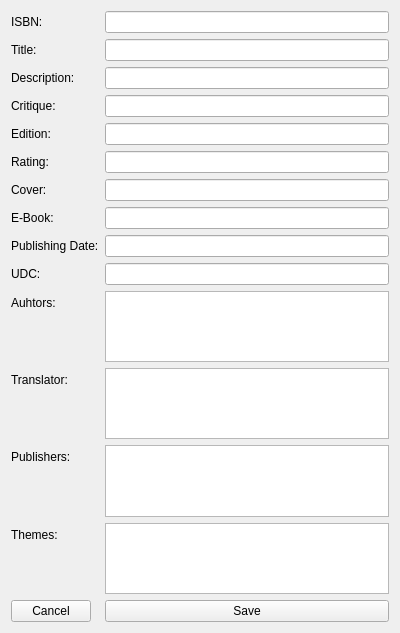
Above: src/gui/UI/BookForm.ui from jgastal/plivros before the change. Below: the same form after it.
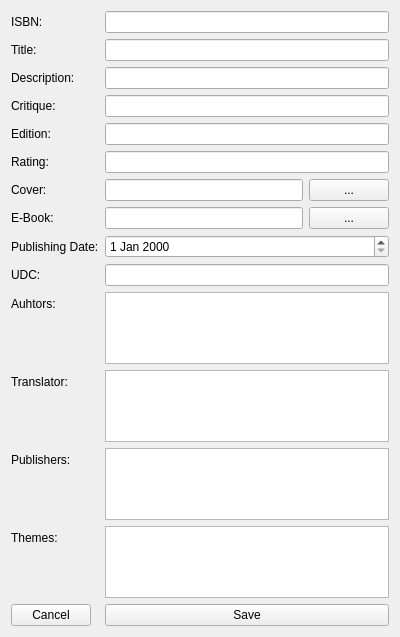
That is the form after the change.

Commit message: Adds form to add books.

The edit to the form file:
```diff
--- a/src/gui/UI/BookForm.ui
+++ b/src/gui/UI/BookForm.ui
@@ -7,7 +7,7 @@
     <x>0</x>
     <y>0</y>
     <width>400</width>
-    <height>633</height>
+    <height>637</height>
    </rect>
   </property>
   <property name="windowTitle">
@@ -82,7 +82,23 @@
     </widget>
    </item>
    <item row="6" column="1">
-    <widget class="QLineEdit" name="coverLineEdit"/>
+    <widget class="QWidget" name="coverWidget" native="true">
+     <layout class="QHBoxLayout" name="horizontalLayout">
+      <property name="margin">
+       <number>0</number>
+      </property>
+      <item>
+       <widget class="QLineEdit" name="coverLineEdit"/>
+      </item>
+      <item>
+       <widget class="QPushButton" name="coverPushButton">
+        <property name="text">
+         <string>...</string>
+        </property>
+       </widget>
+      </item>
+     </layout>
+    </widget>
    </item>
    <item row="7" column="0">
     <widget class="QLabel" name="ebookLabel">
@@ -91,82 +107,114 @@
      </property>
     </widget>
    </item>
-   <item row="7" column="1">
-    <widget class="QLineEdit" name="ebookLineEdit"/>
-   </item>
-   <item row="8" column="0">
+   <item row="9" column="0">
     <widget class="QLabel" name="pubDateLabel">
      <property name="text">
       <string>Publishing Date:</string>
      </property>
     </widget>
    </item>
-   <item row="8" column="1">
-    <widget class="QLineEdit" name="pubDateLineEdit"/>
-   </item>
-   <item row="9" column="0">
+   <item row="10" column="0">
     <widget class="QLabel" name="udcLabel">
      <property name="text">
       <string>UDC:</string>
      </property>
     </widget>
    </item>
-   <item row="9" column="1">
+   <item row="10" column="1">
     <widget class="QLineEdit" name="udcLineEdit"/>
    </item>
-   <item row="10" column="0">
+   <item row="11" column="0">
     <widget class="QLabel" name="authorsLabel">
      <property name="text">
       <string>Auhtors:</string>
      </property>
     </widget>
    </item>
-   <item row="11" column="0">
+   <item row="11" column="1">
+    <widget class="QListWidget" name="authorsListWidget">
+     <property name="selectionMode">
+      <enum>QAbstractItemView::ExtendedSelection</enum>
+     </property>
+    </widget>
+   </item>
+   <item row="12" column="0">
     <widget class="QLabel" name="translatorLabel">
      <property name="text">
       <string>Translator:</string>
      </property>
     </widget>
    </item>
-   <item row="12" column="0">
+   <item row="12" column="1">
+    <widget class="QListWidget" name="translatorListWidget">
+     <property name="selectionMode">
+      <enum>QAbstractItemView::SingleSelection</enum>
+     </property>
+    </widget>
+   </item>
+   <item row="13" column="0">
     <widget class="QLabel" name="publishersLabel">
      <property name="text">
       <string>Publishers:</string>
      </property>
     </widget>
    </item>
-   <item row="13" column="0">
+   <item row="13" column="1">
+    <widget class="QListWidget" name="publisherListWidget">
+     <property name="selectionMode">
+      <enum>QAbstractItemView::ExtendedSelection</enum>
+     </property>
+    </widget>
+   </item>
+   <item row="14" column="0">
     <widget class="QLabel" name="themesLabel">
      <property name="text">
       <string>Themes:</string>
      </property>
     </widget>
    </item>
-   <item row="14" column="0">
+   <item row="14" column="1">
+    <widget class="QListWidget" name="themesListWidget">
+     <property name="selectionMode">
+      <enum>QAbstractItemView::ExtendedSelection</enum>
+     </property>
+    </widget>
+   </item>
+   <item row="15" column="0">
     <widget class="QPushButton" name="cancelPushButton">
      <property name="text">
       <string>Cancel</string>
      </property>
     </widget>
    </item>
-   <item row="14" column="1">
+   <item row="15" column="1">
     <widget class="QPushButton" name="savePushButton">
      <property name="text">
       <string>Save</string>
      </property>
     </widget>
    </item>
-   <item row="10" column="1">
-    <widget class="QListWidget" name="authorsListWidget"/>
+   <item row="7" column="1">
+    <widget class="QWidget" name="ebookWidget" native="true">
+     <layout class="QHBoxLayout" name="horizontalLayout_2">
+      <property name="margin">
+       <number>0</number>
+      </property>
+      <item>
+       <widget class="QLineEdit" name="ebookLineEdit"/>
+      </item>
+      <item>
+       <widget class="QPushButton" name="ebookPushButton">
+        <property name="text">
+         <string>...</string>
+        </property>
+       </widget>
+      </item>
+     </layout>
+    </widget>
    </item>
-   <item row="11" column="1">
-    <widget class="QListWidget" name="translatorListWidget"/>
-   </item>
-   <item row="12" column="1">
-    <widget class="QListWidget" name="publisherListWidget"/>
-   </item>
-   <item row="13" column="1">
-    <widget class="QListWidget" name="themesListWidget"/>
+   <item row="9" column="1">
+    <widget class="QDateEdit" name="pubDateEdit"/>
    </item>
   </layout>
  </widget>
```
Left out of the diff: 2 changed lines with no effect on the pictures. The commit also changes 6 other files.
